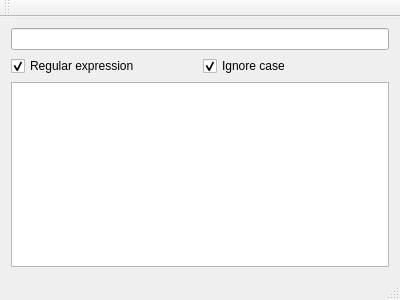
This is mainwindow.ui in sashoalm/qt-text-filter as Qt 5 draws it before an edit. The edited form follows.
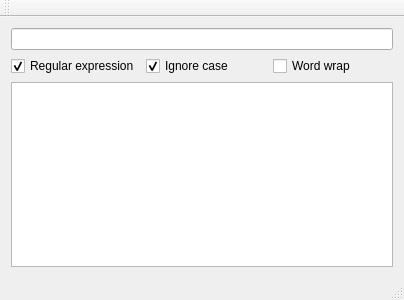
This is the edited form.

Commit message: Added "Word wrap" checkbox.

Patch:
```diff
--- a/mainwindow.ui
+++ b/mainwindow.ui
@@ -6,7 +6,7 @@
    <rect>
     <x>0</x>
     <y>0</y>
-    <width>400</width>
+    <width>404</width>
     <height>300</height>
    </rect>
   </property>
@@ -35,16 +35,23 @@
       </property>
      </widget>
     </item>
-    <item row="4" column="0" colspan="2">
+    <item row="2" column="2">
+     <widget class="QCheckBox" name="checkBoxWordWrap">
+      <property name="text">
+       <string>Word wrap</string>
+      </property>
+     </widget>
+    </item>
+    <item row="0" column="0" colspan="3">
+     <widget class="QLineEdit" name="lineEdit"/>
+    </item>
+    <item row="4" column="0" colspan="3">
      <widget class="QPlainTextEdit" name="plainTextEdit">
       <property name="lineWrapMode">
        <enum>QPlainTextEdit::NoWrap</enum>
       </property>
      </widget>
     </item>
-    <item row="0" column="0" colspan="2">
-     <widget class="QLineEdit" name="lineEdit"/>
-    </item>
    </layout>
   </widget>
   <widget class="QMenuBar" name="menuBar">
```
Left out of the diff: 4 changed lines with no effect on the pictures. The commit also changes 2 other files.
